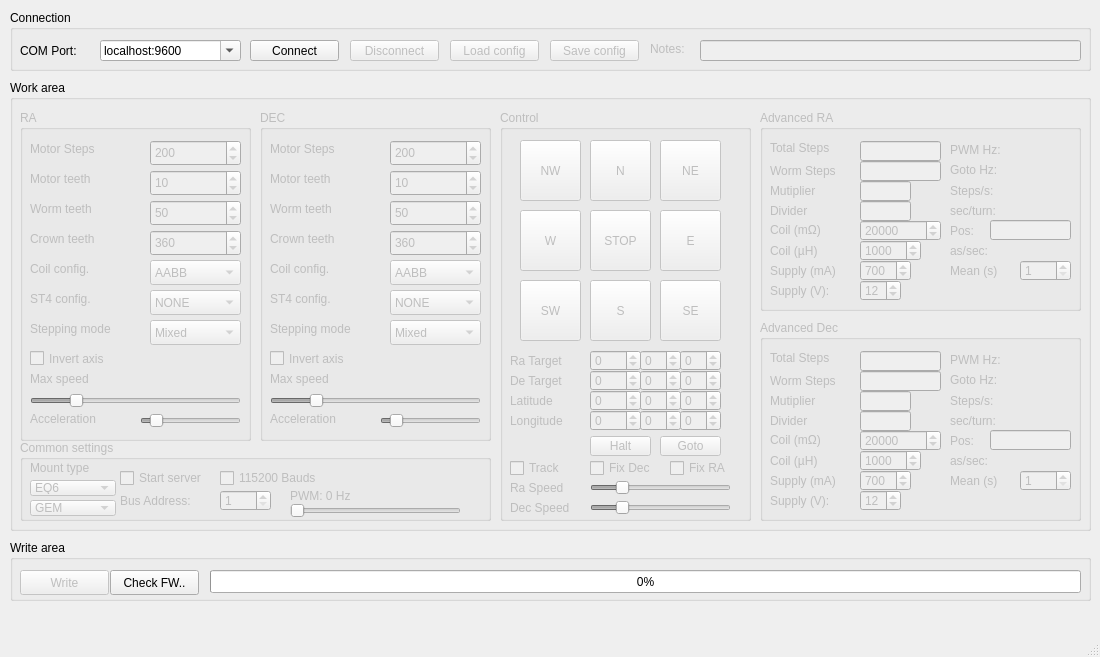
Above: mainwindow.ui from ahp-electronics/gt-configurator before the change. Below: the same form after it.
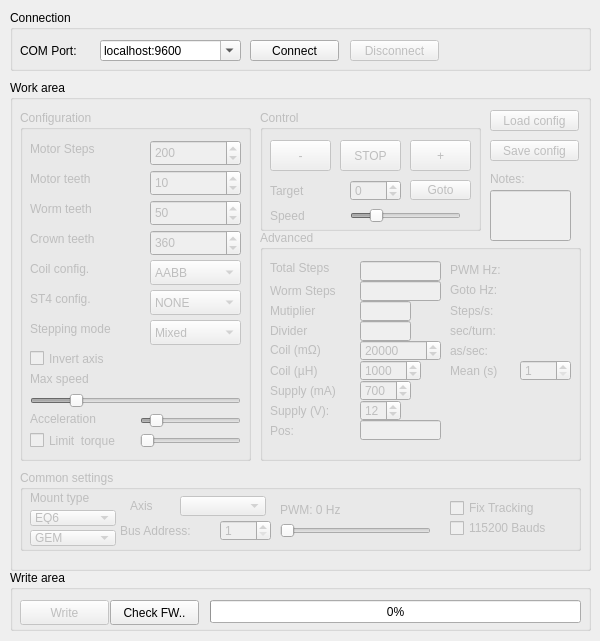
That is the form after the change.

Commit message: Add device discriminator

The edit to the form file:
```diff
--- a/mainwindow.ui
+++ b/mainwindow.ui
@@ -6,8 +6,8 @@
    <rect>
     <x>0</x>
     <y>0</y>
-    <width>1100</width>
-    <height>657</height>
+    <width>600</width>
+    <height>641</height>
    </rect>
   </property>
   <widget class="QWidget" name="centralwidget">
@@ -19,8 +19,8 @@
      <rect>
       <x>10</x>
       <y>80</y>
-      <width>1081</width>
-      <height>451</height>
+      <width>581</width>
+      <height>491</height>
      </rect>
     </property>
     <property name="contextMenuPolicy">
@@ -38,10 +38,10 @@
      </property>
      <property name="geometry">
       <rect>
-       <x>490</x>
+       <x>250</x>
        <y>30</y>
-       <width>251</width>
-       <height>411</height>
+       <width>221</width>
+       <height>121</height>
       </rect>
      </property>
      <property name="title">
@@ -50,77 +50,51 @@
      <widget class="QPushButton" name="N">
       <property name="geometry">
        <rect>
-        <x>90</x>
+        <x>10</x>
         <y>30</y>
         <width>61</width>
-        <height>61</height>
+        <height>31</height>
        </rect>
       </property>
       <property name="text">
-       <string>N</string>
+       <string>-</string>
       </property>
      </widget>
      <widget class="QPushButton" name="W">
       <property name="geometry">
        <rect>
-        <x>20</x>
-        <y>100</y>
+        <x>150</x>
+        <y>30</y>
         <width>61</width>
-        <height>61</height>
+        <height>31</height>
        </rect>
       </property>
       <property name="text">
-       <string>W</string>
-      </property>
-     </widget>
-     <widget class="QPushButton" name="E">
-      <property name="geometry">
-       <rect>
-        <x>160</x>
-        <y>100</y>
-        <width>61</width>
-        <height>61</height>
-       </rect>
-      </property>
-      <property name="text">
-       <string>E</string>
+       <string>+</string>
       </property>
      </widget>
      <widget class="QPushButton" name="Stop">
       <property name="geometry">
        <rect>
-        <x>90</x>
-        <y>100</y>
+        <x>80</x>
+        <y>30</y>
         <width>61</width>
-        <height>61</height>
+        <height>31</height>
        </rect>
       </property>
       <property name="text">
        <string>STOP</string>
       </property>
      </widget>
-     <widget class="QPushButton" name="S">
+     <widget class="QSlider" name="Speed">
       <property name="geometry">
        <rect>
         <x>90</x>
-        <y>170</y>
-        <width>61</width>
-        <height>61</height>
+        <y>95</y>
+        <width>111</width>
+        <height>21</height>
        </rect>
       </property>
-      <property name="text">
-       <string>S</string>
-      </property>
-     </widget>
-     <widget class="QSlider" name="Ra_Speed">
-      <property name="geometry">
-       <rect>
-        <x>90</x>
-        <y>370</y>
-        <width>141</width>
-        <height>16</height>
-       </rect>
-      </property>
       <property name="minimum">
        <number>1</number>
       </property>
@@ -144,74 +118,20 @@
       <property name="geometry">
        <rect>
         <x>10</x>
-        <y>370</y>
+        <y>95</y>
         <width>81</width>
-        <height>16</height>
+        <height>21</height>
        </rect>
       </property>
       <property name="text">
-       <string>Ra Speed</string>
-      </property>
-     </widget>
-     <widget class="QLabel" name="Dec_Speed_label">
-      <property name="geometry">
-       <rect>
-        <x>10</x>
-        <y>390</y>
-        <width>81</width>
-        <height>16</height>
-       </rect>
-      </property>
-      <property name="text">
-       <string>Dec Speed</string>
-      </property>
-     </widget>
-     <widget class="QSlider" name="Dec_Speed">
-      <property name="geometry">
-       <rect>
-        <x>90</x>
-        <y>390</y>
-        <width>141</width>
-        <height>16</height>
-       </rect>
-      </property>
-      <property name="minimum">
-       <number>1</number>
-      </property>
-      <property name="maximum">
-       <number>1000</number>
-      </property>
-      <property name="value">
-       <number>200</number>
-      </property>
-      <property name="orientation">
-       <enum>Qt::Horizontal</enum>
-      </property>
-      <property name="tickPosition">
-       <enum>QSlider::NoTicks</enum>
-      </property>
-      <property name="tickInterval">
-       <number>50</number>
-      </property>
-     </widget>
-     <widget class="QCheckBox" name="Tracking">
-      <property name="geometry">
-       <rect>
-        <x>10</x>
-        <y>350</y>
-        <width>71</width>
-        <height>16</height>
-       </rect>
-      </property>
-      <property name="text">
-       <string>Track</string>
+       <string>Speed</string>
       </property>
      </widget>
      <widget class="QPushButton" name="Goto">
       <property name="geometry">
        <rect>
-        <x>160</x>
-        <y>326</y>
+        <x>150</x>
+        <y>70</y>
         <width>61</width>
         <height>20</height>
        </rect>
@@ -224,7 +144,7 @@
       <property name="geometry">
        <rect>
         <x>90</x>
-        <y>240</y>
+        <y>70</y>
         <width>51</width>
         <height>21</height>
        </rect>
@@ -239,356 +159,17 @@
        <number>0</number>
       </property>
      </widget>
-     <widget class="QSpinBox" name="Dec_0">
+     <widget class="QLabel" name="Speed_label_1">
       <property name="geometry">
        <rect>
-        <x>90</x>
-        <y>260</y>
-        <width>51</width>
-        <height>21</height>
-       </rect>
-      </property>
-      <property name="minimum">
-       <number>-16777216</number>
-      </property>
-      <property name="maximum">
-       <number>16777216</number>
-      </property>
-      <property name="value">
-       <number>0</number>
-      </property>
-     </widget>
-     <widget class="QLabel" name="Ra_Speed_label_2">
-      <property name="geometry">
-       <rect>
         <x>10</x>
-        <y>240</y>
+        <y>70</y>
         <width>71</width>
         <height>21</height>
        </rect>
       </property>
       <property name="text">
-       <string>Ra Target</string>
-      </property>
-     </widget>
-     <widget class="QLabel" name="Ra_Speed_label_3">
-      <property name="geometry">
-       <rect>
-        <x>10</x>
-        <y>260</y>
-        <width>71</width>
-        <height>21</height>
-       </rect>
-      </property>
-      <property name="text">
-       <string>De Target</string>
-      </property>
-     </widget>
-     <widget class="QCheckBox" name="TuneRa">
-      <property name="geometry">
-       <rect>
-        <x>170</x>
-        <y>350</y>
-        <width>71</width>
-        <height>16</height>
-       </rect>
-      </property>
-      <property name="text">
-       <string>Fix RA</string>
-      </property>
-     </widget>
-     <widget class="QPushButton" name="SE">
-      <property name="geometry">
-       <rect>
-        <x>160</x>
-        <y>170</y>
-        <width>61</width>
-        <height>61</height>
-       </rect>
-      </property>
-      <property name="text">
-       <string>SE</string>
-      </property>
-     </widget>
-     <widget class="QPushButton" name="NE">
-      <property name="geometry">
-       <rect>
-        <x>160</x>
-        <y>30</y>
-        <width>61</width>
-        <height>61</height>
-       </rect>
-      </property>
-      <property name="text">
-       <string>NE</string>
-      </property>
-     </widget>
-     <widget class="QPushButton" name="NW">
-      <property name="geometry">
-       <rect>
-        <x>20</x>
-        <y>30</y>
-        <width>61</width>
-        <height>61</height>
-       </rect>
-      </property>
-      <property name="text">
-       <string>NW</string>
-      </property>
-     </widget>
-     <widget class="QPushButton" name="SW">
-      <property name="geometry">
-       <rect>
-        <x>20</x>
-        <y>170</y>
-        <width>61</width>
-        <height>61</height>
-       </rect>
-      </property>
-      <property name="text">
-       <string>SW</string>
-      </property>
-     </widget>
-     <widget class="QCheckBox" name="TuneDec">
-      <property name="geometry">
-       <rect>
-        <x>90</x>
-        <y>350</y>
-        <width>71</width>
-        <height>16</height>
-       </rect>
-      </property>
-      <property name="text">
-       <string>Fix Dec</string>
-      </property>
-     </widget>
-     <widget class="QSpinBox" name="Ra_1">
-      <property name="geometry">
-       <rect>
-        <x>140</x>
-        <y>240</y>
-        <width>41</width>
-        <height>21</height>
-       </rect>
-      </property>
-      <property name="minimum">
-       <number>-16777216</number>
-      </property>
-      <property name="maximum">
-       <number>16777216</number>
-      </property>
-      <property name="value">
-       <number>0</number>
-      </property>
-     </widget>
-     <widget class="QSpinBox" name="Ra_2">
-      <property name="geometry">
-       <rect>
-        <x>180</x>
-        <y>240</y>
-        <width>41</width>
-        <height>21</height>
-       </rect>
-      </property>
-      <property name="minimum">
-       <number>-16777216</number>
-      </property>
-      <property name="maximum">
-       <number>16777216</number>
-      </property>
-      <property name="value">
-       <number>0</number>
-      </property>
-     </widget>
-     <widget class="QSpinBox" name="Dec_1">
-      <property name="geometry">
-       <rect>
-        <x>140</x>
-        <y>260</y>
-        <width>41</width>
-        <height>21</height>
-       </rect>
-      </property>
-      <property name="minimum">
-       <number>-16777216</number>
-      </property>
-      <property name="maximum">
-       <number>16777216</number>
-      </property>
-      <property name="value">
-       <number>0</number>
-      </property>
-     </widget>
-     <widget class="QSpinBox" name="Dec_2">
-      <property name="geometry">
-       <rect>
-        <x>180</x>
-        <y>260</y>
-        <width>41</width>
-        <height>21</height>
-       </rect>
-      </property>
-      <property name="minimum">
-       <number>-16777216</number>
-      </property>
-      <property name="maximum">
-       <number>16777216</number>
-      </property>
-      <property name="value">
-       <number>0</number>
-      </property>
-     </widget>
-     <widget class="QPushButton" name="Halt">
-      <property name="geometry">
-       <rect>
-        <x>90</x>
-        <y>326</y>
-        <width>61</width>
-        <height>20</height>
-       </rect>
-      </property>
-      <property name="text">
-       <string>Halt</string>
-      </property>
-     </widget>
-     <widget class="QSpinBox" name="Lat_1">
-      <property name="geometry">
-       <rect>
-        <x>140</x>
-        <y>280</y>
-        <width>41</width>
-        <height>21</height>
-       </rect>
-      </property>
-      <property name="minimum">
-       <number>-16777216</number>
-      </property>
-      <property name="maximum">
-       <number>16777216</number>
-      </property>
-      <property name="value">
-       <number>0</number>
-      </property>
-     </widget>
-     <widget class="QSpinBox" name="Lon_0">
-      <property name="geometry">
-       <rect>
-        <x>90</x>
-        <y>300</y>
-        <width>51</width>
-        <height>21</height>
-       </rect>
-      </property>
-      <property name="minimum">
-       <number>-16777216</number>
-      </property>
-      <property name="maximum">
-       <number>16777216</number>
-      </property>
-      <property name="value">
-       <number>0</number>
-      </property>
-     </widget>
-     <widget class="QSpinBox" name="Lon_2">
-      <property name="geometry">
-       <rect>
-        <x>180</x>
-        <y>300</y>
-        <width>41</width>
-        <height>21</height>
-       </rect>
-      </property>
-      <property name="minimum">
-       <number>-16777216</number>
-      </property>
-      <property name="maximum">
-       <number>16777216</number>
-      </property>
-      <property name="value">
-       <number>0</number>
-      </property>
-     </widget>
-     <widget class="QSpinBox" name="Lat_0">
-      <property name="geometry">
-       <rect>
-        <x>90</x>
-        <y>280</y>
-        <width>51</width>
-        <height>21</height>
-       </rect>
-      </property>
-      <property name="minimum">
-       <number>-16777216</number>
-      </property>
-      <property name="maximum">
-       <number>16777216</number>
-      </property>
-      <property name="value">
-       <number>0</number>
-      </property>
-     </widget>
-     <widget class="QSpinBox" name="Lon_1">
-      <property name="geometry">
-       <rect>
-        <x>140</x>
-        <y>300</y>
-        <width>41</width>
-        <height>21</height>
-       </rect>
-      </property>
-      <property name="minimum">
-       <number>-16777216</number>
-      </property>
-      <property name="maximum">
-       <number>16777216</number>
-      </property>
-      <property name="value">
-       <number>0</number>
-      </property>
-     </widget>
-     <widget class="QSpinBox" name="Lat_2">
-      <property name="geometry">
-       <rect>
-        <x>180</x>
-        <y>280</y>
-        <width>41</width>
-        <height>21</height>
-       </rect>
-      </property>
-      <property name="minimum">
-       <number>-16777216</number>
-      </property>
-      <property name="maximum">
-       <number>16777216</number>
-      </property>
-      <property name="value">
-       <number>0</number>
-      </property>
-     </widget>
-     <widget class="QLabel" name="Ra_Speed_label_4">
-      <property name="geometry">
-       <rect>
-        <x>10</x>
-        <y>280</y>
-        <width>71</width>
-        <height>21</height>
-       </rect>
-      </property>
-      <property name="text">
-       <string>Latitude</string>
-      </property>
-     </widget>
-     <widget class="QLabel" name="Ra_Speed_label_5">
-      <property name="geometry">
-       <rect>
-        <x>10</x>
-        <y>300</y>
-        <width>71</width>
-        <height>21</height>
-       </rect>
-      </property>
-      <property name="text">
-       <string>Longitude</string>
+       <string>Target</string>
       </property>
      </widget>
     </widget>
@@ -599,8 +180,8 @@
      <property name="geometry">
       <rect>
        <x>10</x>
-       <y>360</y>
-       <width>471</width>
+       <y>390</y>
+       <width>561</width>
        <height>81</height>
       </rect>
      </property>
@@ -693,8 +274,8 @@
      <widget class="QLabel" name="PWMFreq_label">
       <property name="geometry">
        <rect>
-        <x>270</x>
-        <y>46</y>
+        <x>260</x>
+        <y>30</y>
         <width>171</width>
         <height>20</height>
        </rect>
@@ -706,9 +287,9 @@
      <widget class="QSlider" name="PWMFreq">
       <property name="geometry">
        <rect>
-        <x>270</x>
-        <y>60</y>
-        <width>171</width>
+        <x>260</x>
+        <y>50</y>
+        <width>151</width>
         <height>21</height>
        </rect>
       </property>
@@ -785,24 +366,11 @@
        <string>Bus Address:</string>
       </property>
      </widget>
-     <widget class="QCheckBox" name="Server">
-      <property name="geometry">
-       <rect>
-        <x>100</x>
-        <y>30</y>
-        <width>101</width>
-        <height>16</height>
-       </rect>
-      </property>
-      <property name="text">
-       <string>Start server</string>
-      </property>
-     </widget>
      <widget class="QCheckBox" name="HighBauds">
       <property name="geometry">
        <rect>
-        <x>200</x>
-        <y>30</y>
+        <x>430</x>
+        <y>50</y>
         <width>121</width>
         <height>16</height>
        </rect>
@@ -811,6 +379,42 @@
        <string>115200 Bauds</string>
       </property>
      </widget>
+     <widget class="QCheckBox" name="Tune">
+      <property name="geometry">
+       <rect>
+        <x>430</x>
+        <y>30</y>
+        <width>121</width>
+        <height>16</height>
+       </rect>
+      </property>
+      <property name="text">
+       <string>Fix Tracking</string>
+      </property>
+     </widget>
+     <widget class="QLabel" name="label_13">
+      <property name="geometry">
+       <rect>
+        <x>110</x>
+        <y>20</y>
+        <width>41</width>
+        <height>31</height>
+       </rect>
+      </property>
+      <property name="text">
+       <string>Axis</string>
+      </property>
+     </widget>
+     <widget class="QComboBox" name="Axis">
+      <property name="geometry">
+       <rect>
+        <x>160</x>
+        <y>26</y>
+        <width>86</width>
+        <height>20</height>
+       </rect>
+      </property>
+     </widget>
     </widget>
     <widget class="QGroupBox" name="AdvancedRA">
      <property name="enabled">
@@ -818,14 +422,14 @@
      </property>
      <property name="geometry">
       <rect>
-       <x>750</x>
-       <y>30</y>
+       <x>250</x>
+       <y>150</y>
        <width>321</width>
-       <height>201</height>
+       <height>231</height>
       </rect>
      </property>
      <property name="title">
-      <string>Advanced RA</string>
+      <string>Advanced</string>
      </property>
      <widget class="QLineEdit" name="TotalSteps0">
       <property name="geometry">
@@ -1114,8 +718,8 @@
      <widget class="QLineEdit" name="CurrentSteps_0">
       <property name="geometry">
        <rect>
-        <x>230</x>
-        <y>110</y>
+        <x>100</x>
+        <y>190</y>
         <width>81</width>
         <height>20</height>
        </rect>
@@ -1128,7 +732,7 @@
       <property name="geometry">
        <rect>
         <x>190</x>
-        <y>130</y>
+        <y>110</y>
         <width>121</width>
         <height>21</height>
        </rect>
@@ -1140,8 +744,8 @@
      <widget class="QLabel" name="CurrentStepsLabel_0">
       <property name="geometry">
        <rect>
-        <x>190</x>
-        <y>110</y>
+        <x>10</x>
+        <y>190</y>
         <width>41</width>
         <height>21</height>
        </rect>
@@ -1154,7 +758,7 @@
       <property name="geometry">
        <rect>
         <x>260</x>
-        <y>150</y>
+        <y>130</y>
         <width>51</width>
         <height>21</height>
        </rect>
@@ -1173,383 +777,12 @@
       <property name="geometry">
        <rect>
         <x>190</x>
-        <y>150</y>
-        <width>61</width>
-        <height>21</height>
-       </rect>
-      </property>
-      <property name="text">
-       <string>Mean (s)</string>
-      </property>
-     </widget>
-    </widget>
-    <widget class="QGroupBox" name="AdvancedDec">
-     <property name="enabled">
-      <bool>false</bool>
-     </property>
-     <property name="geometry">
-      <rect>
-       <x>750</x>
-       <y>240</y>
-       <width>321</width>
-       <height>201</height>
-      </rect>
-     </property>
-     <property name="title">
-      <string>Advanced Dec</string>
-     </property>
-     <widget class="QLineEdit" name="TotalSteps1">
-      <property name="geometry">
-       <rect>
-        <x>100</x>
-        <y>31</y>
-        <width>81</width>
-        <height>20</height>
-       </rect>
-      </property>
-      <property name="readOnly">
-       <bool>true</bool>
-      </property>
-     </widget>
-     <widget class="QLineEdit" name="WormSteps1">
-      <property name="geometry">
-       <rect>
-        <x>100</x>
-        <y>51</y>
-        <width>81</width>
-        <height>20</height>
-       </rect>
-      </property>
-      <property name="readOnly">
-       <bool>true</bool>
-      </property>
-     </widget>
-     <widget class="QSpinBox" name="Resistance_1">
-      <property name="geometry">
-       <rect>
-        <x>100</x>
-        <y>110</y>
-        <width>81</width>
-        <height>21</height>
-       </rect>
-      </property>
-      <property name="minimum">
-       <number>1</number>
-      </property>
-      <property name="maximum">
-       <number>1000000</number>
-      </property>
-      <property name="value">
-       <number>20000</number>
-      </property>
-     </widget>
-     <widget class="QLabel" name="label_22">
-      <property name="geometry">
-       <rect>
-        <x>10</x>
-        <y>110</y>
-        <width>71</width>
-        <height>20</height>
-       </rect>
-      </property>
-      <property name="text">
-       <string>Coil (mΩ)</string>
-      </property>
-     </widget>
-     <widget class="QLabel" name="label_23">
-      <property name="geometry">
-       <rect>
-        <x>10</x>
-        <y>131</y>
-        <width>71</width>
-        <height>20</height>
-       </rect>
-      </property>
-      <property name="text">
-       <string>Coil (µH)</string>
-      </property>
-     </widget>
-     <widget class="QSpinBox" name="Inductance_1">
-      <property name="geometry">
-       <rect>
-        <x>100</x>
         <y>130</y>
         <width>61</width>
         <height>21</height>
        </rect>
       </property>
-      <property name="minimum">
-       <number>1</number>
-      </property>
-      <property name="maximum">
-       <number>1000000</number>
-      </property>
-      <property name="value">
-       <number>1000</number>
-      </property>
-     </widget>
-     <widget class="QSpinBox" name="Current_1">
-      <property name="geometry">
-       <rect>
-        <x>100</x>
-        <y>150</y>
-        <width>51</width>
-        <height>21</height>
-       </rect>
-      </property>
-      <property name="minimum">
-       <number>1</number>
-      </property>
-      <property name="maximum">
-       <number>100000</number>
-      </property>
-      <property name="value">
-       <number>700</number>
-      </property>
-     </widget>
-     <widget class="QLabel" name="label_24">
-      <property name="geometry">
-       <rect>
-        <x>10</x>
-        <y>150</y>
-        <width>81</width>
-        <height>21</height>
-       </rect>
-      </property>
       <property name="text">
-       <string>Supply (mA)</string>
-      </property>
-     </widget>
-     <widget class="QLineEdit" name="Multiplier1">
-      <property name="geometry">
-       <rect>
-        <x>100</x>
-        <y>71</y>
-        <width>51</width>
-        <height>20</height>
-       </rect>
-      </property>
-      <property name="readOnly">
-       <bool>true</bool>
-      </property>
-     </widget>
-     <widget class="QLineEdit" name="Divider1">
-      <property name="geometry">
-       <rect>
-        <x>100</x>
-        <y>91</y>
-        <width>51</width>
-        <height>20</height>
-       </rect>
-      </property>
-      <property name="readOnly">
-       <bool>true</bool>
-      </property>
-     </widget>
-     <widget class="QSpinBox" name="Voltage_1">
-      <property name="geometry">
-       <rect>
-        <x>100</x>
-        <y>170</y>
-        <width>41</width>
-        <height>21</height>
-       </rect>
-      </property>
-      <property name="minimum">
-       <number>3</number>
-      </property>
-      <property name="maximum">
-       <number>240</number>
-      </property>
-      <property name="value">
-       <number>12</number>
-      </property>
-     </widget>
-     <widget class="QLabel" name="TrackingFrequency_1">
-      <property name="geometry">
-       <rect>
-        <x>190</x>
-        <y>70</y>
-        <width>121</width>
-        <height>21</height>
-       </rect>
-      </property>
-      <property name="text">
-       <string>Steps/s:</string>
-      </property>
-     </widget>
-     <widget class="QLabel" name="SPT_1">
-      <property name="geometry">
-       <rect>
-        <x>190</x>
-        <y>90</y>
-        <width>121</width>
-        <height>21</height>
-       </rect>
-      </property>
-      <property name="text">
-       <string>sec/turn:</string>
-      </property>
-     </widget>
-     <widget class="QLabel" name="label_37">
-      <property name="geometry">
-       <rect>
-        <x>10</x>
-        <y>30</y>
-        <width>81</width>
-        <height>16</height>
-       </rect>
-      </property>
-      <property name="text">
-       <string>Total Steps</string>
-      </property>
-     </widget>
-     <widget class="QLabel" name="label_38">
-      <property name="geometry">
-       <rect>
-        <x>10</x>
-        <y>50</y>
-        <width>91</width>
-        <height>21</height>
-       </rect>
-      </property>
-      <property name="text">
-       <string>Worm Steps</string>
-      </property>
-     </widget>
-     <widget class="QLabel" name="label_39">
-      <property name="geometry">
-       <rect>
-        <x>10</x>
-        <y>170</y>
-        <width>81</width>
-        <height>21</height>
-       </rect>
-      </property>
-      <property name="text">
-       <string>Supply (V):</string>
-      </property>
-     </widget>
-     <widget class="QLabel" name="label_40">
-      <property name="geometry">
-       <rect>
-        <x>10</x>
-        <y>71</y>
-        <width>71</width>
-        <height>20</height>
-       </rect>
-      </property>
-      <property name="text">
-       <string>Mutiplier</string>
-      </property>
-     </widget>
-     <widget class="QLabel" name="label_41">
-      <property name="geometry">
-       <rect>
-        <x>10</x>
-        <y>90</y>
-        <width>51</width>
-        <height>21</height>
-       </rect>
-      </property>
-      <property name="text">
-       <string>Divider</string>
-      </property>
-     </widget>
-     <widget class="QLabel" name="PWMFrequency_1">
-      <property name="geometry">
-       <rect>
-        <x>190</x>
-        <y>30</y>
-        <width>121</width>
-        <height>20</height>
-       </rect>
-      </property>
-      <property name="text">
-       <string>PWM Hz:</string>
-      </property>
-     </widget>
-     <widget class="QLabel" name="GotoFrequency_1">
-      <property name="geometry">
-       <rect>
-        <x>190</x>
-        <y>50</y>
-        <width>121</width>
-        <height>20</height>
-       </rect>
-      </property>
-      <property name="text">
-       <string>Goto Hz:</string>
-      </property>
-     </widget>
-     <widget class="QLineEdit" name="CurrentSteps_1">
-      <property name="geometry">
-       <rect>
-        <x>230</x>
-        <y>110</y>
-        <width>81</width>
-        <height>20</height>
-       </rect>
-      </property>
-      <property name="readOnly">
-       <bool>true</bool>
-      </property>
-     </widget>
-     <widget class="QLabel" name="CurrentStepsLabel_1">
-      <property name="geometry">
-       <rect>
-        <x>190</x>
-        <y>110</y>
-        <width>41</width>
-        <height>21</height>
-       </rect>
-      </property>
-      <property name="text">
-       <string>Pos:</string>
-      </property>
-     </widget>
-     <widget class="QLabel" name="Rate_1">
-      <property name="geometry">
-       <rect>
-        <x>190</x>
-        <y>130</y>
-        <width>121</width>
-        <height>21</height>
-       </rect>
-      </property>
-      <property name="text">
-       <string>as/sec:</string>
-      </property>
-     </widget>
-     <widget class="QSpinBox" name="Mean_1">
-      <property name="geometry">
-       <rect>
-        <x>260</x>
-        <y>150</y>
-        <width>51</width>
-        <height>21</height>
-       </rect>
-      </property>
-      <property name="minimum">
-       <number>1</number>
-      </property>
-      <property name="maximum">
-       <number>60</number>
-      </property>
-      <property name="value">
-       <number>1</number>
-      </property>
-     </widget>
-     <widget class="QLabel" name="Rate_3">
-      <property name="geometry">
-       <rect>
-        <x>190</x>
-        <y>150</y>
-        <width>61</width>
-        <height>21</height>
-       </rect>
-      </property>
-      <property name="text">
        <string>Mean (s)</string>
       </property>
      </widget>
@@ -1563,11 +796,11 @@
        <x>10</x>
        <y>30</y>
        <width>231</width>
-       <height>331</height>
+       <height>351</height>
       </rect>
      </property>
      <property name="title">
-      <string>RA</string>
+      <string>Configuration</string>
      </property>
      <widget class="QSpinBox" name="MotorSteps_0">
       <property name="geometry">
@@ -1906,271 +1139,23 @@
        <string>Stepping mode</string>
       </property>
      </widget>
-    </widget>
-    <widget class="QGroupBox" name="DEC">
-     <property name="enabled">
-      <bool>false</bool>
-     </property>
-     <property name="geometry">
-      <rect>
-       <x>250</x>
-       <y>30</y>
-       <width>231</width>
-       <height>331</height>
-      </rect>
-     </property>
-     <property name="title">
-      <string>DEC</string>
-     </property>
-     <widget class="QSpinBox" name="MotorSteps_1">
-      <property name="geometry">
-       <rect>
-        <x>130</x>
-        <y>30</y>
-        <width>91</width>
-        <height>26</height>
-       </rect>
-      </property>
-      <property name="minimum">
-       <number>1</number>
-      </property>
-      <property name="maximum">
-       <number>16777215</number>
-      </property>
-      <property name="value">
-       <number>200</number>
-      </property>
-     </widget>
-     <widget class="QSpinBox" name="Worm_1">
-      <property name="geometry">
-       <rect>
-        <x>130</x>
-        <y>90</y>
-        <width>91</width>
-        <height>26</height>
-       </rect>
-      </property>
-      <property name="minimum">
-       <number>1</number>
-      </property>
-      <property name="maximum">
-       <number>16777215</number>
-      </property>
-      <property name="value">
-       <number>50</number>
-      </property>
-     </widget>
-     <widget class="QSpinBox" name="Crown_1">
-      <property name="geometry">
-       <rect>
-        <x>130</x>
-        <y>120</y>
-        <width>91</width>
-        <height>26</height>
-       </rect>
-      </property>
-      <property name="minimum">
-       <number>1</number>
-      </property>
-      <property name="maximum">
-       <number>16777215</number>
-      </property>
-      <property name="value">
-       <number>360</number>
-      </property>
-     </widget>
-     <widget class="QLabel" name="label_3">
-      <property name="geometry">
-       <rect>
-        <x>10</x>
-        <y>30</y>
-        <width>111</width>
-        <height>17</height>
-       </rect>
-      </property>
-      <property name="text">
-       <string>Motor Steps</string>
-      </property>
-     </widget>
-     <widget class="QLabel" name="label_10">
-      <property name="geometry">
-       <rect>
-        <x>10</x>
-        <y>90</y>
-        <width>111</width>
-        <height>17</height>
-       </rect>
-      </property>
-      <property name="text">
-       <string>Worm teeth</string>
-      </property>
-     </widget>
-     <widget class="QLabel" name="label_11">
-      <property name="geometry">
-       <rect>
-        <x>10</x>
-        <y>120</y>
-        <width>111</width>
-        <height>17</height>
-       </rect>
-      </property>
-      <property name="text">
-       <string>Crown teeth</string>
-      </property>
-     </widget>
-     <widget class="QComboBox" name="Coil_1">
-      <property name="geometry">
-       <rect>
-        <x>130</x>
-        <y>150</y>
-        <width>91</width>
-        <height>25</height>
-       </rect>
-      </property>
-      <item>
-       <property name="text">
-        <string>AABB</string>
-       </property>
-      </item>
-      <item>
-       <property name="text">
-        <string>ABAB</string>
-       </property>
-      </item>
-      <item>
-       <property name="text">
-        <string>ABBA</string>
-       </property>
-      </item>
-     </widget>
-     <widget class="QLabel" name="label_13">
-      <property name="geometry">
-       <rect>
-        <x>10</x>
-        <y>150</y>
-        <width>111</width>
-        <height>17</height>
-       </rect>
-      </property>
-      <property name="text">
-       <string>Coil config.</string>
-      </property>
-     </widget>
-     <widget class="QComboBox" name="GPIO_1">
-      <property name="geometry">
-       <rect>
-        <x>130</x>
-        <y>180</y>
-        <width>91</width>
-        <height>25</height>
-       </rect>
-      </property>
-      <item>
-       <property name="text">
-        <string>NONE</string>
-       </property>
-      </item>
-      <item>
-       <property name="text">
-        <string>ST4</string>
-       </property>
-      </item>
-      <item>
-       <property name="text">
-        <string>DRIVER</string>
-       </property>
-      </item>
-     </widget>
-     <widget class="QLabel" name="label_14">
-      <property name="geometry">
-       <rect>
-        <x>10</x>
-        <y>180</y>
-        <width>111</width>
-        <height>17</height>
-       </rect>
-      </property>
-      <property name="text">
-       <string>ST4 config.</string>
-      </property>
-     </widget>
-     <widget class="QSpinBox" name="Motor_1">
-      <property name="geometry">
-       <rect>
-        <x>130</x>
-        <y>60</y>
-        <width>91</width>
-        <height>26</height>
-       </rect>
-      </property>
-      <property name="minimum">
-       <number>1</number>
-      </property>
-      <property name="maximum">
-       <number>16777215</number>
-      </property>
-      <property name="value">
-       <number>10</number>
-      </property>
-     </widget>
-     <widget class="QLabel" name="label_16">
-      <property name="geometry">
-       <rect>
-        <x>10</x>
-        <y>60</y>
-        <width>111</width>
-        <height>17</height>
-       </rect>
-      </property>
-      <property name="text">
-       <string>Motor teeth</string>
-      </property>
-     </widget>
-     <widget class="QSlider" name="MaxSpeed_1">
-      <property name="geometry">
-       <rect>
-        <x>10</x>
-        <y>281</y>
-        <width>211</width>
-        <height>20</height>
-       </rect>
-      </property>
-      <property name="minimum">
-       <number>1</number>
-      </property>
-      <property name="maximum">
-       <number>1000</number>
-      </property>
-      <property name="value">
-       <number>200</number>
-      </property>
-      <property name="orientation">
-       <enum>Qt::Horizontal</enum>
-      </property>
-      <property name="tickPosition">
-       <enum>QSlider::NoTicks</enum>
-      </property>
-      <property name="tickInterval">
-       <number>50</number>
-      </property>
-     </widget>
-     <widget class="QSlider" name="Acceleration_1">
+     <widget class="QSlider" name="Intensity">
       <property name="geometry">
        <rect>
         <x>120</x>
-        <y>300</y>
+        <y>320</y>
         <width>101</width>
         <height>21</height>
        </rect>
       </property>
       <property name="maximum">
-       <number>100</number>
+       <number>1023</number>
       </property>
       <property name="singleStep">
        <number>1</number>
       </property>
       <property name="value">
-       <number>10</number>
+       <number>0</number>
       </property>
       <property name="orientation">
        <enum>Qt::Horizontal</enum>
@@ -2182,83 +1167,80 @@
        <number>8</number>
       </property>
      </widget>
-     <widget class="QLabel" name="MaxSpeed_label_1">
+     <widget class="QCheckBox" name="LimitIntensity">
       <property name="geometry">
        <rect>
         <x>10</x>
-        <y>260</y>
-        <width>201</width>
-        <height>17</height>
-       </rect>
-      </property>
-      <property name="text">
-       <string>Max speed</string>
-      </property>
-     </widget>
-     <widget class="QLabel" name="Acceleration_label_1">
-      <property name="geometry">
-       <rect>
-        <x>10</x>
-        <y>300</y>
+        <y>320</y>
         <width>111</width>
-        <height>17</height>
-       </rect>
-      </property>
-      <property name="text">
-       <string>Acceleration</string>
-      </property>
-     </widget>
-     <widget class="QCheckBox" name="Invert_1">
-      <property name="geometry">
-       <rect>
-        <x>10</x>
-        <y>238</y>
-        <width>91</width>
         <height>21</height>
        </rect>
       </property>
       <property name="text">
-       <string>Invert axis</string>
+       <string>Limit  torque</string>
       </property>
      </widget>
-     <widget class="QComboBox" name="SteppingMode_1">
-      <property name="geometry">
-       <rect>
-        <x>130</x>
-        <y>210</y>
-        <width>91</width>
-        <height>25</height>
-       </rect>
-      </property>
-      <item>
-       <property name="text">
-        <string>Mixed</string>
-       </property>
-      </item>
-      <item>
-       <property name="text">
-        <string>Microstep</string>
-       </property>
-      </item>
-      <item>
-       <property name="text">
-        <string>Half-step</string>
-       </property>
-      </item>
-     </widget>
-     <widget class="QLabel" name="label_17">
-      <property name="geometry">
-       <rect>
-        <x>10</x>
-        <y>210</y>
-        <width>111</width>
-        <height>17</height>
-       </rect>
-      </property>
-      <property name="text">
-       <string>Stepping mode</string>
-      </property>
-     </widget>
+    </widget>
+    <widget class="QPushButton" name="loadConfig">
+     <property name="enabled">
+      <bool>false</bool>
+     </property>
+     <property name="geometry">
+      <rect>
+       <x>480</x>
+       <y>30</y>
+       <width>89</width>
+       <height>21</height>
+      </rect>
+     </property>
+     <property name="text">
+      <string>Load config</string>
+     </property>
+    </widget>
+    <widget class="QPushButton" name="saveConfig">
+     <property name="enabled">
+      <bool>false</bool>
+     </property>
+     <property name="geometry">
+      <rect>
+       <x>480</x>
+       <y>60</y>
+       <width>89</width>
+       <height>21</height>
+      </rect>
+     </property>
+     <property name="text">
+      <string>Save config</string>
+     </property>
+    </widget>
+    <widget class="QLineEdit" name="Notes">
+     <property name="enabled">
+      <bool>false</bool>
+     </property>
+     <property name="geometry">
+      <rect>
+       <x>480</x>
+       <y>110</y>
+       <width>81</width>
+       <height>51</height>
+      </rect>
+     </property>
+    </widget>
+    <widget class="QLabel" name="labelNotes">
+     <property name="enabled">
+      <bool>false</bool>
+     </property>
+     <property name="geometry">
+      <rect>
+       <x>480</x>
+       <y>90</y>
+       <width>51</width>
+       <height>17</height>
+      </rect>
+     </property>
+     <property name="text">
+      <string>Notes:</string>
+     </property>
     </widget>
    </widget>
    <widget class="QGroupBox" name="Connection">
@@ -2266,7 +1248,7 @@
      <rect>
       <x>10</x>
       <y>10</y>
-      <width>1081</width>
+      <width>581</width>
       <height>61</height>
      </rect>
     </property>
@@ -2331,67 +1313,6 @@
       <string>Disconnect</string>
      </property>
     </widget>
-    <widget class="QPushButton" name="loadConfig">
-     <property name="enabled">
-      <bool>false</bool>
-     </property>
-     <property name="geometry">
-      <rect>
-       <x>440</x>
-       <y>30</y>
-       <width>89</width>
-       <height>21</height>
-      </rect>
-     </property>
-     <property name="text">
-      <string>Load config</string>
-     </property>
-    </widget>
-    <widget class="QPushButton" name="saveConfig">
-     <property name="enabled">
-      <bool>false</bool>
-     </property>
-     <property name="geometry">
-      <rect>
-       <x>540</x>
-       <y>30</y>
-       <width>89</width>
-       <height>21</height>
-      </rect>
-     </property>
-     <property name="text">
-      <string>Save config</string>
-     </property>
-    </widget>
-    <widget class="QLabel" name="labelNotes">
-     <property name="enabled">
-      <bool>false</bool>
-     </property>
-     <property name="geometry">
-      <rect>
-       <x>640</x>
-       <y>30</y>
-       <width>51</width>
-       <height>17</height>
-      </rect>
-     </property>
-     <property name="text">
-      <string>Notes:</string>
-     </property>
-    </widget>
-    <widget class="QLineEdit" name="Notes">
-     <property name="enabled">
-      <bool>false</bool>
-     </property>
-     <property name="geometry">
-      <rect>
-       <x>690</x>
-       <y>30</y>
-       <width>381</width>
-       <height>21</height>
-      </rect>
-     </property>
-    </widget>
    </widget>
    <widget class="QGroupBox" name="WriteArea">
     <property name="enabled">
@@ -2400,8 +1321,8 @@
     <property name="geometry">
      <rect>
       <x>10</x>
-      <y>540</y>
-      <width>1081</width>
+      <y>570</y>
+      <width>581</width>
       <height>61</height>
      </rect>
     </property>
@@ -2429,7 +1350,7 @@
       <rect>
        <x>200</x>
        <y>30</y>
-       <width>871</width>
+       <width>371</width>
        <height>23</height>
       </rect>
      </property>
@@ -2452,17 +1373,6 @@
     </widget>
    </widget>
   </widget>
-  <widget class="QMenuBar" name="menubar">
-   <property name="geometry">
-    <rect>
-     <x>0</x>
-     <y>0</y>
-     <width>1100</width>
-     <height>22</height>
-    </rect>
-   </property>
-  </widget>
-  <widget class="QStatusBar" name="statusbar"/>
   <action name="actionOpen_FW">
    <property name="text">
     <string>Open FW...</string>
```
Left out of the diff: 68 changed lines with no effect on the pictures. The commit also changes 2 other files.
